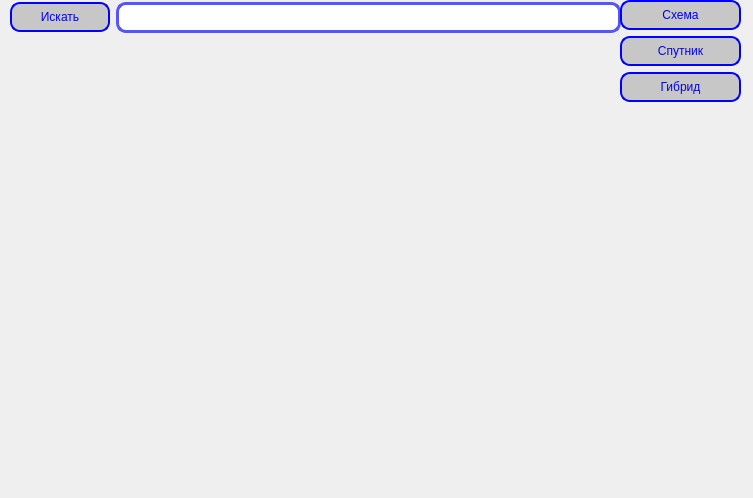
First picture: the form in ui_file.ui, repository Mathew5555/WEB-MapsAPI, before the edit.
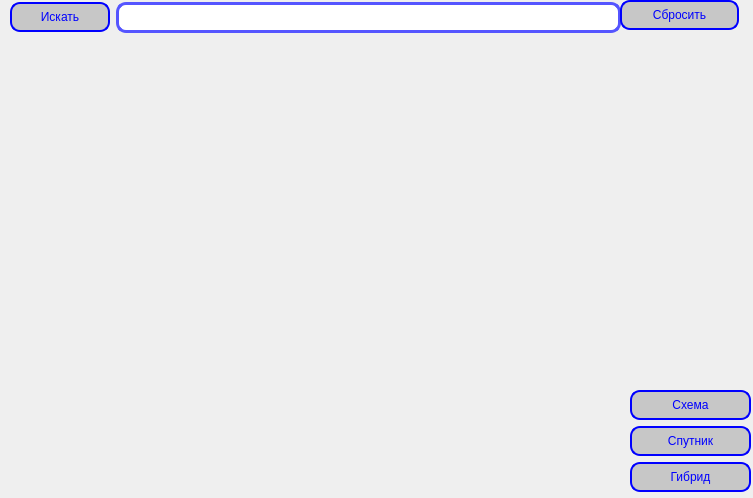
Second picture: the form after the edit.

Commit message: Большая задача по Maps API. Часть №7

What changed in the file:
```diff
--- a/ui_file.ui
+++ b/ui_file.ui
@@ -88,8 +88,8 @@
    <widget class="QWidget" name="verticalLayoutWidget">
     <property name="geometry">
      <rect>
-      <x>620</x>
-      <y>0</y>
+      <x>630</x>
+      <y>390</y>
       <width>121</width>
       <height>104</height>
      </rect>
@@ -175,6 +175,38 @@
      </item>
     </layout>
    </widget>
+   <widget class="QPushButton" name="reset">
+    <property name="geometry">
+     <rect>
+      <x>620</x>
+      <y>0</y>
+      <width>119</width>
+      <height>30</height>
+     </rect>
+    </property>
+    <property name="minimumSize">
+     <size>
+      <width>100</width>
+      <height>30</height>
+     </size>
+    </property>
+    <property name="styleSheet">
+     <string notr="true">#reset {
+background-color: rgb(199, 199, 199);
+font: 12pt &quot;MS Shell Dlg 2&quot;;
+border-radius: 10px;
+border: 2px solid blue;
+color: blue;
+}
+
+#reset:hover {
+	background-color: rgb(0, 255, 0);
+}</string>
+    </property>
+    <property name="text">
+     <string>Сбросить</string>
+    </property>
+   </widget>
   </widget>
  </widget>
  <resources/>
```
The commit also changes 1 other file.
